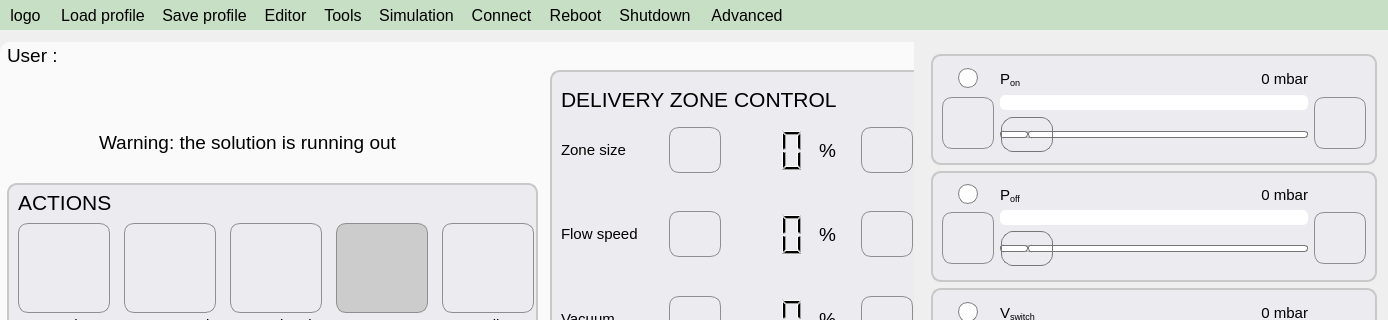
Above: apps/Lab-on-a-tip/Lab-on-a-tip.ui from bellonemauro/Labonatip2.0 before the change; both pictures show x 0 to 1388 and y 0 to 320 of the 1388 by 841 pixel window. Below: the same form after it.
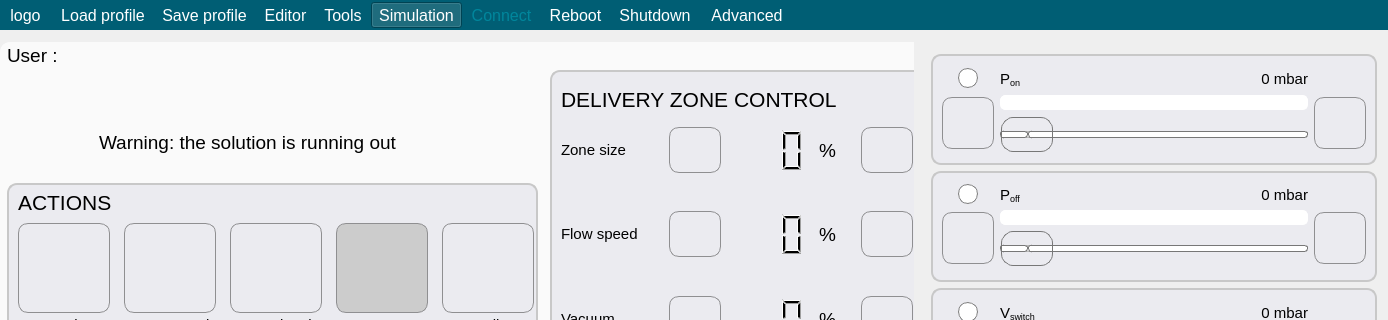
That is the form after the change. Icons and pictures are not drawn.

```diff
--- a/apps/Lab-on-a-tip/Lab-on-a-tip.ui
+++ b/apps/Lab-on-a-tip/Lab-on-a-tip.ui
@@ -60,16 +60,26 @@
   </property>
   <property name="styleSheet">
    <string notr="true">QToolButton:!hover {
-background-color:rgb(199, 223, 197);
+background-color:rgb(0, 94, 116);
+color:rgb(255,255,255);
 font-size: 16px;
+font-weigth: 900;
 }
-QToolButton:hover {
-     background-color: rgb(199, 223, 197);
- }
+
+QToolButton:disabled {
+background-color:rgb(0, 94, 116);
+color:rgb(0,134,156);
+font-size: 16px;
+font-weigth: 900;
+}
+
+
 
 QToolBar {
-background-color:rgb(199, 223, 197);
+background-color:rgb(0, 94, 116);
+color:rgb(255,255,255);
 font-size: 16px;
+font-weigth: 900;
 border:0;
 }</string>
   </property>
@@ -7767,8 +7777,8 @@
    </property>
    <property name="iconSize">
     <size>
-     <width>220</width>
-     <height>60</height>
+     <width>250</width>
+     <height>90</height>
     </size>
    </property>
    <property name="floatable">
@@ -7960,6 +7970,9 @@
    <property name="checkable">
     <bool>true</bool>
    </property>
+   <property name="checked">
+    <bool>true</bool>
+   </property>
    <property name="icon">
     <iconset>
      <normaloff>://icons/simulation.png</normaloff>://icons/simulation.png</iconset>
@@ -7978,6 +7991,9 @@
    <property name="checkable">
     <bool>true</bool>
    </property>
+   <property name="enabled">
+    <bool>false</bool>
+   </property>
    <property name="icon">
     <iconset>
      <normaloff>://icons/plug.png</normaloff>://icons/plug.png</iconset>
```
Left out of the diff: 32 changed lines with no effect on the pictures.
